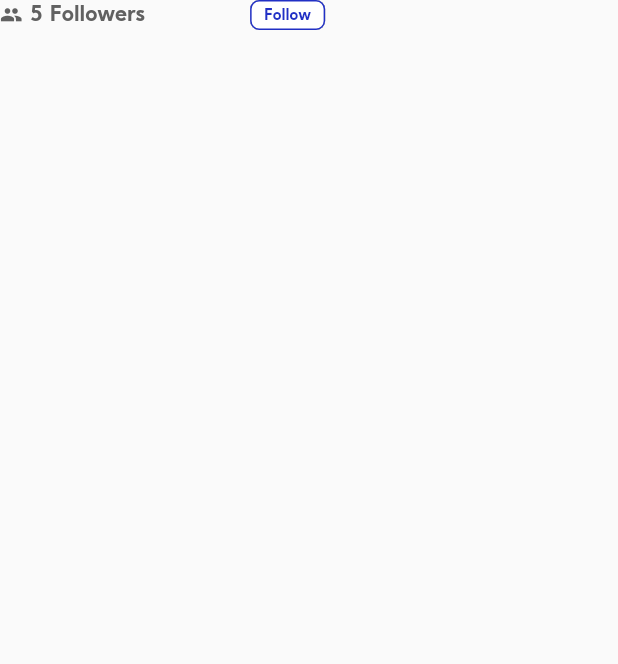
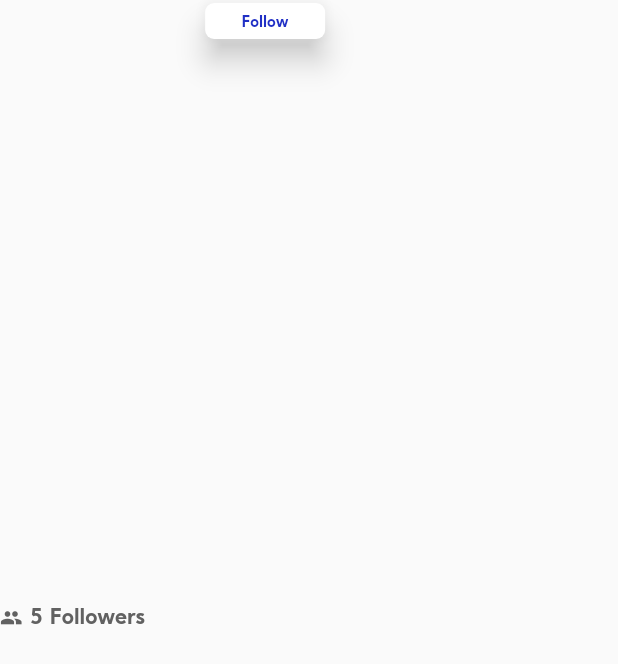
Before and after one commit to chekuthankl13/temple, a Flutter app: the Button2 widget shown alone on an empty page, opened directly, on a phone screen of 412 x 824 dp. Shown: the top 664 px of the screen. Run offline on Flutter 3.47's test engine with Material 2 defaults, Android fonts, the phone set to English and light mode, and no system bars; our stand-ins replace flutter_svg; network calls fail.

```diff
--- a/lib/widgets/Buttons/button2.dart
+++ b/lib/widgets/Buttons/button2.dart
@@ -13,8 +13,7 @@ class Button2 extends StatelessWidget {
 
   @override
   Widget build(BuildContext context) {
-    return Row(
-      children: [
+    return Row(children: [
       const Icon(Icons.people, size: 15, color: Color(0xFF616161)),
       space(),
       Text(
@@ -31,34 +30,39 @@ class Button2 extends StatelessWidget {
         ),
       ),
       const SizedBox(
-          width: 70,
+        width: 40,
       ),
-        Container(
-          height: 20,
-          width: 50,
-          decoration: BoxDecoration(
-            border: Border.all(color: const Color.fromRGBO(33, 48, 197, 1)),
-            color: Colors.white,
-            borderRadius: BorderRadius.circular(6),
-            boxShadow: const [
-              BoxShadow(color: Colors.black),
-              BoxShadow(color: Colors.white)
-            ],
+      Column(
+        children: [
+          const SizedBox(
+            height: 2,
           ),
-          child: InkWell(
-            onTap: () {},
-            child: const Center(
-                child: Text(
+          SizedBox(
+            height: 24,
+            width: 80,
+            child: TextButton(
+              onPressed: onpressed,
+              child: const Text(
                 'Follow',
                 style: TextStyle(
                     fontSize: 10,
                     fontWeight: FontWeight.bold,
                     color: Color.fromRGBO(33, 48, 197, 1)),
-            )),
+              ),
+              style: TextButton.styleFrom(
+                backgroundColor: Colors.white,
+                shadowColor: Colors.black87,
+                elevation: 8,
+                shape: RoundedRectangleBorder(
+                  borderRadius: BorderRadius.circular(6),
+                ),
+                onSurface: Colors.lightBlue,
+              ),
             ),
           ),
         ],
-    );
+      ),
+    ]);
   }
 
   SizedBox space() {
```
Also changed, not shown: lib/sections/deties.dart (+7 -8 lines), lib/sections/header.dart (+7 -8 lines), lib/widgets/Buttons/icons.dart (+5 -5 lines), lib/widgets/posts.dart (+17 -33 lines). Lines whose indentation alone changed are shown as unchanged.
